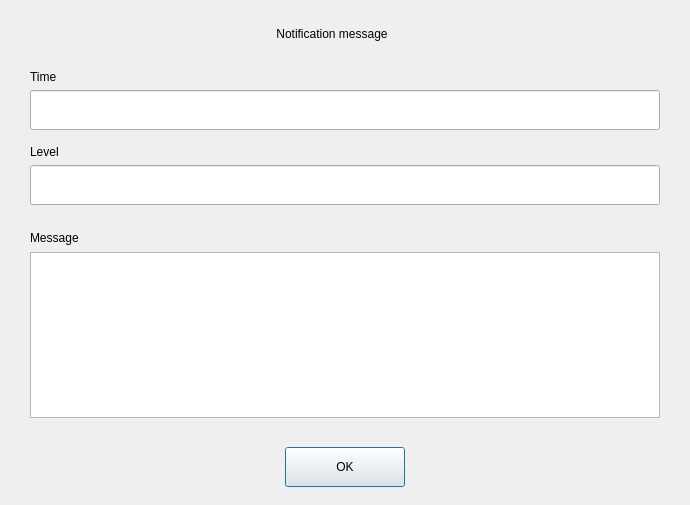
The window that dialogs/shownotificationdlg.ui (0xkobe/mwc-wallet) describes before a commit, drawn with Qt 5.
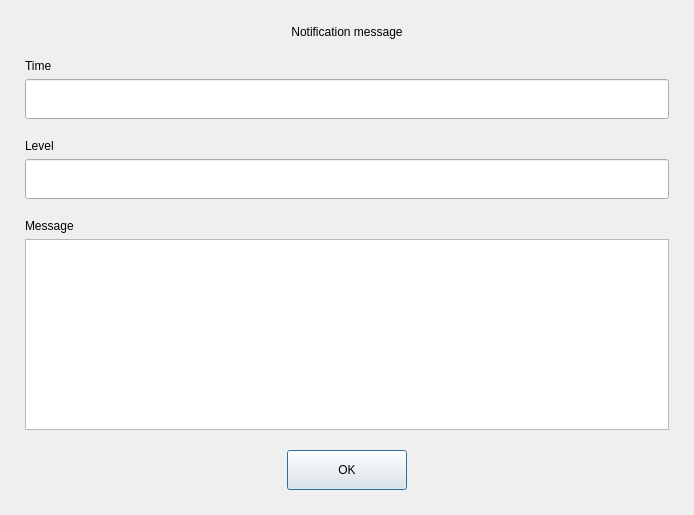
The same window after the commit. Custom widgets are drawn as their Qt base class.

```diff
--- a/dialogs/shownotificationdlg.ui
+++ b/dialogs/shownotificationdlg.ui
@@ -6,8 +6,8 @@
    <rect>
     <x>0</x>
     <y>0</y>
-    <width>690</width>
-    <height>505</height>
+    <width>694</width>
+    <height>515</height>
    </rect>
   </property>
   <property name="windowTitle">
@@ -19,15 +19,39 @@
   <property name="modal">
    <bool>true</bool>
   </property>
+  <layout class="QVBoxLayout" name="verticalLayout_4">
+   <property name="spacing">
+    <number>20</number>
+   </property>
+   <property name="leftMargin">
+    <number>25</number>
+   </property>
+   <property name="topMargin">
+    <number>25</number>
+   </property>
+   <property name="rightMargin">
+    <number>25</number>
+   </property>
+   <property name="bottomMargin">
+    <number>25</number>
+   </property>
+   <item>
+    <widget class="control::MwcLabelLarge" name="label">
+     <property name="text">
+      <string>Notification message</string>
+     </property>
+     <property name="alignment">
+      <set>Qt::AlignCenter</set>
+     </property>
+    </widget>
+   </item>
+   <item>
+    <layout class="QVBoxLayout" name="verticalLayout_3">
+     <property name="spacing">
+      <number>6</number>
+     </property>
+     <item>
   <widget class="control::MwcLabelSmall" name="label_4">
-   <property name="geometry">
-    <rect>
-     <x>30</x>
-     <y>69</y>
-     <width>630</width>
-     <height>16</height>
-    </rect>
-   </property>
    <property name="sizePolicy">
     <sizepolicy hsizetype="Fixed" vsizetype="Preferred">
      <horstretch>0</horstretch>
@@ -44,15 +68,9 @@
     <string>Time</string>
    </property>
   </widget>
+     </item>
+     <item>
   <widget class="control::MwcLineEditNormal" name="timeText">
-   <property name="geometry">
-    <rect>
-     <x>30</x>
-     <y>90</y>
-     <width>630</width>
-     <height>40</height>
-    </rect>
-   </property>
    <property name="minimumSize">
     <size>
      <width>0</width>
@@ -69,53 +87,16 @@
     <bool>true</bool>
    </property>
   </widget>
-  <widget class="control::MwcLineEditNormal" name="levelText">
-   <property name="geometry">
-    <rect>
-     <x>30</x>
-     <y>165</y>
-     <width>630</width>
-     <height>40</height>
-    </rect>
-   </property>
-   <property name="minimumSize">
-    <size>
-     <width>0</width>
-     <height>40</height>
-    </size>
-   </property>
-   <property name="maximumSize">
-    <size>
-     <width>16777215</width>
-     <height>40</height>
-    </size>
-   </property>
-   <property name="readOnly">
-    <bool>true</bool>
-   </property>
-  </widget>
-  <widget class="QTextEdit" name="messageText">
-   <property name="geometry">
-    <rect>
-     <x>30</x>
-     <y>252</y>
-     <width>630</width>
-     <height>166</height>
-    </rect>
-   </property>
-   <property name="readOnly">
-    <bool>true</bool>
-   </property>
-  </widget>
+     </item>
+    </layout>
+   </item>
+   <item>
+    <layout class="QVBoxLayout" name="verticalLayout_2">
+     <property name="spacing">
+      <number>6</number>
+     </property>
+     <item>
   <widget class="control::MwcLabelSmall" name="label_5">
-   <property name="geometry">
-    <rect>
-     <x>30</x>
-     <y>144</y>
-     <width>630</width>
-     <height>16</height>
-    </rect>
-   </property>
    <property name="sizePolicy">
     <sizepolicy hsizetype="Fixed" vsizetype="Preferred">
      <horstretch>0</horstretch>
@@ -132,15 +113,78 @@
     <string>Level</string>
    </property>
   </widget>
+     </item>
+     <item>
+      <widget class="control::MwcLineEditNormal" name="levelText">
+       <property name="minimumSize">
+        <size>
+         <width>0</width>
+         <height>40</height>
+        </size>
+       </property>
+       <property name="maximumSize">
+        <size>
+         <width>16777215</width>
+         <height>40</height>
+        </size>
+       </property>
+       <property name="readOnly">
+        <bool>true</bool>
+       </property>
+      </widget>
+     </item>
+    </layout>
+   </item>
+   <item>
+    <layout class="QVBoxLayout" name="verticalLayout">
+     <property name="spacing">
+      <number>6</number>
+     </property>
+     <item>
+      <widget class="control::MwcLabelSmall" name="label_6">
+       <property name="sizePolicy">
+        <sizepolicy hsizetype="Fixed" vsizetype="Preferred">
+         <horstretch>0</horstretch>
+         <verstretch>0</verstretch>
+        </sizepolicy>
+       </property>
+       <property name="maximumSize">
+        <size>
+         <width>16777215</width>
+         <height>22</height>
+        </size>
+       </property>
+       <property name="text">
+        <string>Message</string>
+       </property>
+      </widget>
+     </item>
+     <item>
+      <widget class="QTextEdit" name="messageText">
+       <property name="readOnly">
+        <bool>true</bool>
+       </property>
+      </widget>
+     </item>
+    </layout>
+   </item>
+   <item>
+    <layout class="QHBoxLayout" name="horizontalLayout">
+     <item>
+      <spacer name="horizontalSpacer">
+       <property name="orientation">
+        <enum>Qt::Horizontal</enum>
+       </property>
+       <property name="sizeHint" stdset="0">
+        <size>
+         <width>40</width>
+         <height>20</height>
+        </size>
+       </property>
+      </spacer>
+     </item>
+     <item>
   <widget class="control::MwcPushButtonNormal" name="pushButton">
-   <property name="geometry">
-    <rect>
-     <x>285</x>
-     <y>447</y>
-     <width>120</width>
-     <height>40</height>
-    </rect>
-   </property>
    <property name="minimumSize">
     <size>
      <width>120</width>
@@ -160,47 +204,23 @@
     <string>OK</string>
    </property>
   </widget>
-  <widget class="control::MwcLabelLarge" name="label">
-   <property name="geometry">
-    <rect>
-     <x>132</x>
-     <y>21</y>
-     <width>400</width>
-     <height>25</height>
-    </rect>
-   </property>
-   <property name="text">
-    <string>Notification message</string>
-   </property>
-   <property name="alignment">
-    <set>Qt::AlignCenter</set>
-   </property>
-  </widget>
-  <widget class="control::MwcLabelSmall" name="label_6">
-   <property name="geometry">
-    <rect>
-     <x>30</x>
-     <y>228</y>
-     <width>630</width>
-     <height>19</height>
-    </rect>
-   </property>
-   <property name="sizePolicy">
-    <sizepolicy hsizetype="Fixed" vsizetype="Preferred">
-     <horstretch>0</horstretch>
-     <verstretch>0</verstretch>
-    </sizepolicy>
-   </property>
-   <property name="maximumSize">
+     </item>
+     <item>
+      <spacer name="horizontalSpacer_2">
+       <property name="orientation">
+        <enum>Qt::Horizontal</enum>
+       </property>
+       <property name="sizeHint" stdset="0">
     <size>
-     <width>16777215</width>
-     <height>22</height>
-    </size>
-   </property>
-   <property name="text">
-    <string>Message</string>
-   </property>
-  </widget>
+         <width>40</width>
+         <height>20</height>
+        </size>
+       </property>
+      </spacer>
+     </item>
+    </layout>
+   </item>
+  </layout>
  </widget>
  <customwidgets>
   <customwidget>
```
Lines whose indentation alone changed are shown as unchanged.
